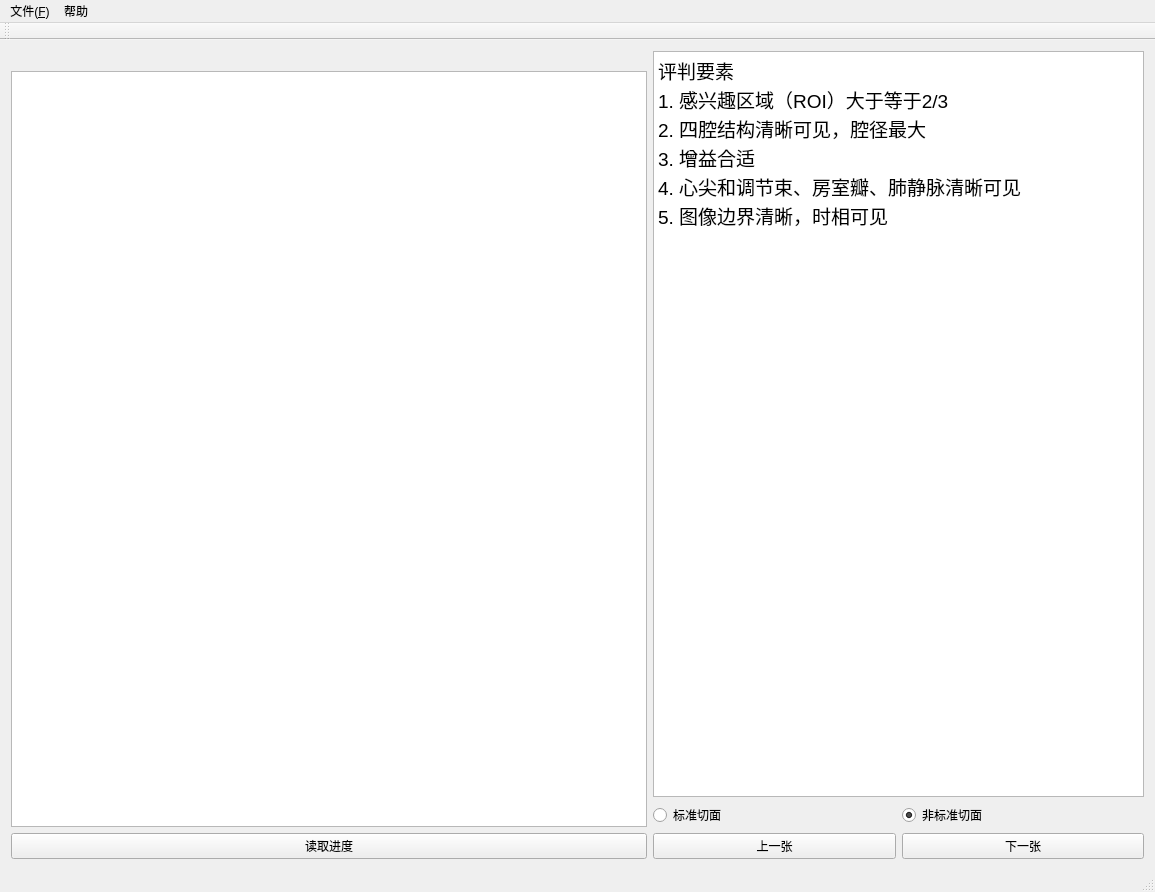
This is mainwindow.ui in hubutui/UltrasoundLabelTool as Qt 5 draws it before an edit. The edited form follows.
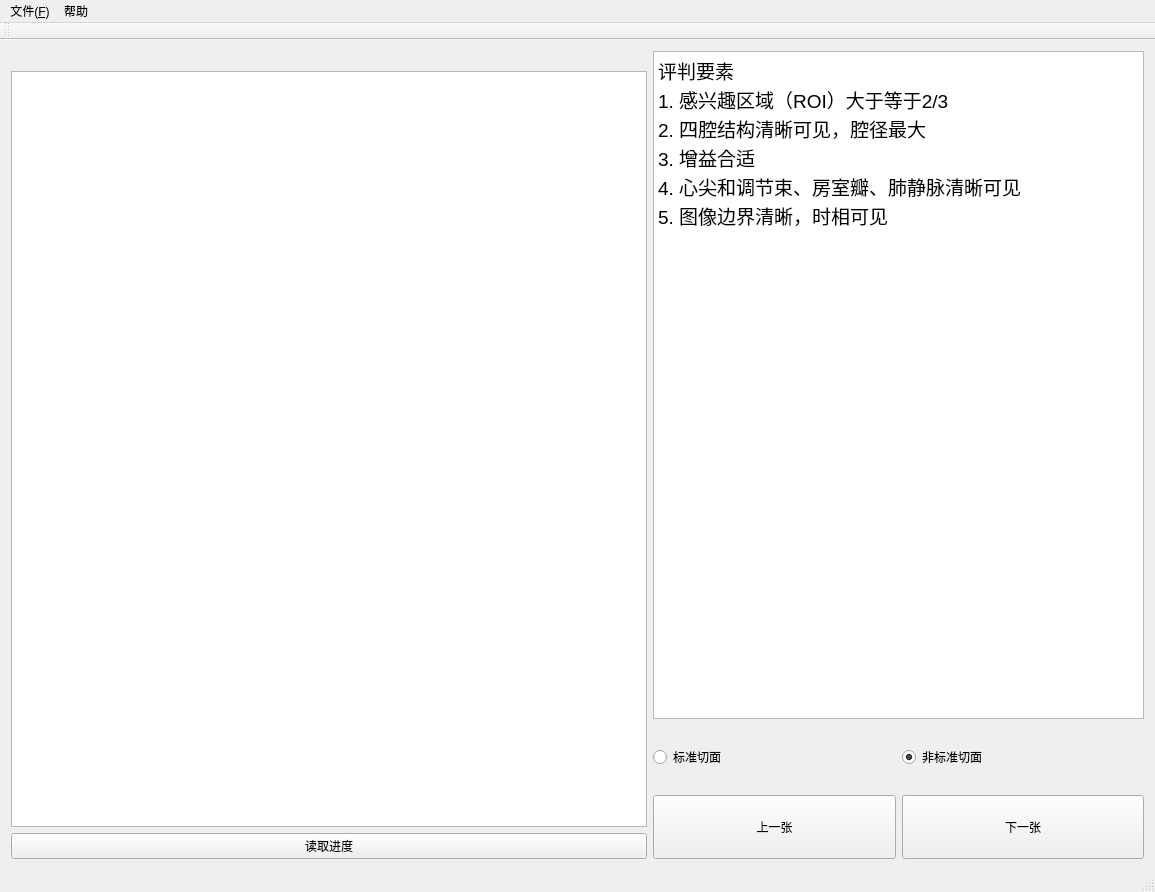
This is the edited form.

Commit message:
修改界面
重要的按钮应该加大尺寸．更加用户友好．

What changed in the file:
```diff
--- a/mainwindow.ui
+++ b/mainwindow.ui
@@ -67,6 +67,12 @@
          <layout class="QGridLayout" name="gridLayout">
           <item row="0" column="0">
            <widget class="QRadioButton" name="radioButtonYes">
+            <property name="minimumSize">
+             <size>
+              <width>0</width>
+              <height>64</height>
+             </size>
+            </property>
             <property name="text">
              <string>标准切面</string>
             </property>
@@ -74,6 +80,12 @@
           </item>
           <item row="0" column="1">
            <widget class="QRadioButton" name="radioButtonNo">
+            <property name="minimumSize">
+             <size>
+              <width>0</width>
+              <height>64</height>
+             </size>
+            </property>
             <property name="text">
              <string>非标准切面</string>
             </property>
@@ -84,6 +96,18 @@
           </item>
           <item row="1" column="0">
            <widget class="QPushButton" name="pushButtonPrev">
+            <property name="minimumSize">
+             <size>
+              <width>0</width>
+              <height>64</height>
+             </size>
+            </property>
+            <property name="maximumSize">
+             <size>
+              <width>16777215</width>
+              <height>128</height>
+             </size>
+            </property>
             <property name="text">
              <string>上一张</string>
             </property>
@@ -91,6 +115,18 @@
           </item>
           <item row="1" column="1">
            <widget class="QPushButton" name="pushButtonNext">
+            <property name="minimumSize">
+             <size>
+              <width>0</width>
+              <height>64</height>
+             </size>
+            </property>
+            <property name="maximumSize">
+             <size>
+              <width>16777215</width>
+              <height>128</height>
+             </size>
+            </property>
             <property name="text">
              <string>下一张</string>
             </property>
```
Left out of the diff: 2 changed lines with no effect on the pictures.
